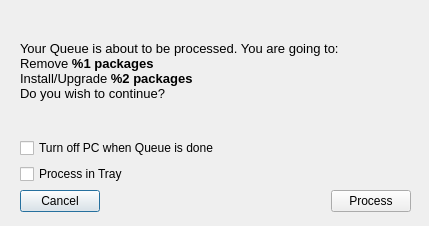
Qt form trunk/ui/reviewQueueDialog.ui (drf/shaman1) before a commit.
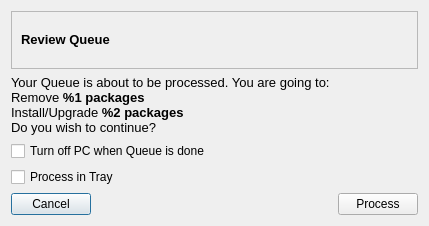
The same form after that commit. Icons and pictures are not drawn.

Patch:
```diff
--- a/trunk/ui/reviewQueueDialog.ui
+++ b/trunk/ui/reviewQueueDialog.ui
@@ -12,15 +12,8 @@
   <property name="windowTitle" >
    <string>Review Queue</string>
   </property>
-  <widget class="QWidget" name="" >
-   <property name="geometry" >
-    <rect>
-     <x>20</x>
-     <y>11</y>
-     <width>391</width>
-     <height>201</height>
-    </rect>
-   </property>
+  <layout class="QGridLayout" >
+   <item row="1" column="0" >
    <layout class="QVBoxLayout" >
     <item>
      <widget class="QLabel" name="queueInfo" >
@@ -79,8 +72,58 @@
      </layout>
     </item>
    </layout>
-  </widget>
- </widget>
- <resources/>
+   </item>
+   <item row="0" column="0" >
+    <widget class="QFrame" name="frame" >
+     <property name="frameShape" >
+      <enum>QFrame::StyledPanel</enum>
+     </property>
+     <property name="frameShadow" >
+      <enum>QFrame::Sunken</enum>
+     </property>
+     <layout class="QGridLayout" >
+      <item row="0" column="0" >
+       <widget class="QLabel" name="label" >
+        <property name="text" >
+         <string>&lt;html>&lt;head>&lt;meta name="qrichtext" content="1" />&lt;style type="text/css">
+p, li { white-space: pre-wrap; }
+&lt;/style>&lt;/head>&lt;body style=" font-family:'Sans Serif'; font-size:10pt; font-weight:400; font-style:normal;">
+&lt;p style=" margin-top:0px; margin-bottom:0px; margin-left:0px; margin-right:0px; -qt-block-indent:0; text-indent:0px;">&lt;span style=" font-weight:600;">Review Queue&lt;/span>&lt;/p>&lt;/body>&lt;/html></string>
+        </property>
+       </widget>
+      </item>
+      <item row="0" column="1" >
+       <widget class="QLabel" name="label_2" >
+        <property name="sizePolicy" >
+         <sizepolicy vsizetype="Maximum" hsizetype="Maximum" >
+          <horstretch>0</horstretch>
+          <verstretch>0</verstretch>
+         </sizepolicy>
+        </property>
+        <property name="minimumSize" >
+         <size>
+          <width>32</width>
+          <height>32</height>
+         </size>
+        </property>
+        <property name="text" >
+         <string/>
+        </property>
+        <property name="pixmap" >
+         <pixmap resource="qtpacman.qrc" >:/Icons/icons/dialog-ok-apply.png</pixmap>
+        </property>
+        <property name="scaledContents" >
+         <bool>true</bool>
+        </property>
+       </widget>
+      </item>
+     </layout>
+    </widget>
+   </item>
+  </layout>
+ </widget>
+ <resources>
+  <include location="qtpacman.qrc" />
+ </resources>
  <connections/>
 </ui>
```
Left out of the diff: 6 changed lines with no effect on the pictures. Lines whose indentation alone changed are shown as unchanged.
